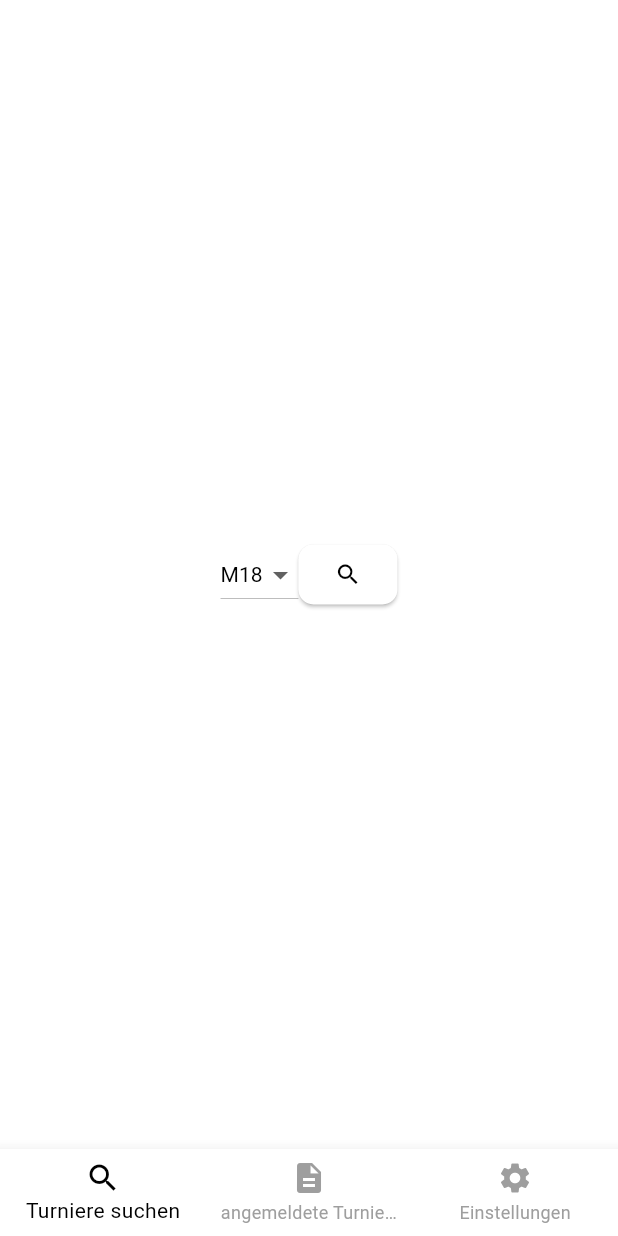
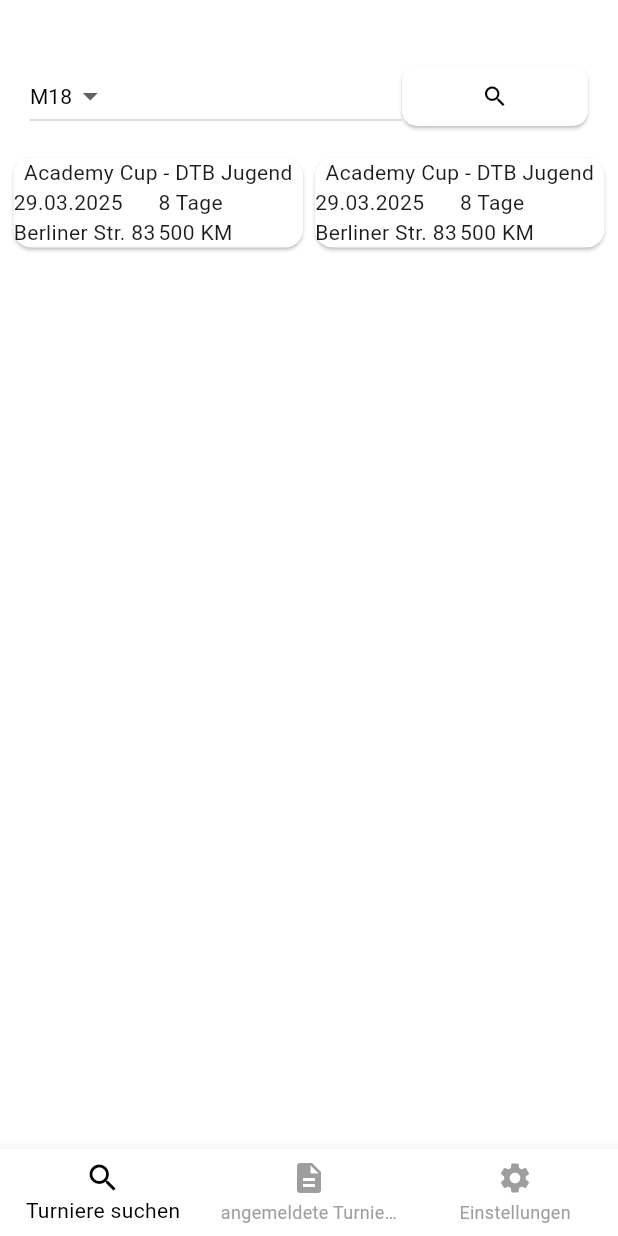
Before and after one commit to alexiiko/tennis-tournament-application, a Flutter app: the screen it shows after launch, on a phone screen of 412 x 824 dp. Run offline on Flutter 3.47's test engine with Material 3 defaults, Android fonts, the phone set to English and light mode, and no system bars.

Commit message:
added dummy widgets / layout for showing what the page looks like

```diff
--- a/src/frontend/lib/pages/search_tournaments_page.dart
+++ b/src/frontend/lib/pages/search_tournaments_page.dart
@@ -10,14 +10,79 @@
 class _SearchTournamentsPageState extends State<SearchTournamentsPage> {
     @override
     Widget build(BuildContext context) {
-    return (
-            Center(
-                child: Row(
-                    mainAxisAlignment: MainAxisAlignment.center,
+        return Scaffold(
+            body: SingleChildScrollView(
+                child: Column(
                     children: [
-                    AgeClassesDropdownMenu(),
-                    SearchButton()
-                    ]
+                        Container(
+                            padding: EdgeInsets.only(top: 40, right: 20, left: 20),
+                            child: Row(
+                                children: [
+                                    Expanded(flex: 2, child: AgeClassesDropdownMenu(),),
+                                    Expanded(flex: 1, child: SearchButton(),)
+                                ],
+                            ),
+                        ),
+                        Container(
+                        padding: EdgeInsets.only(bottom: 20, top: 13, left: 5, right: 5),
+                            child: Row(
+                                children: [
+                                    Expanded(
+                                        child: Column(
+                                            children: [
+                                                Card(
+                                                    color: Colors.white,
+                                                    child: Column(
+                                                        children: [
+                                                            Text("Academy Cup - DTB Jugend"),
+                                                            Row(
+                                                                children: [
+                                                                    Expanded(flex: 1, child: Text("29.03.2025")),
+                                                                    Expanded(flex: 1, child: Text("8 Tage"))
+                                                                ],
+                                                            ),
+                                                            Row(
+                                                                children: [
+                                                                    Expanded(flex: 1, child: Text("Berliner Str. 83")),
+                                                                    Expanded(flex: 1, child: Text("500 KM"))
+                                                                ],
+                                                            )
+                                                        ],
+                                                    ),
+                                                )
+                                            ],
+                                        ),
+                                    ),
+                                    Expanded(
+                                        child: Column(
+                                            children: [
+                                                Card(
+                                                    color: Colors.white,
+                                                    child: Column(
+                                                        children: [
+                                                            Text("Academy Cup - DTB Jugend"),
+                                                            Row(
+                                                                children: [
+                                                                    Expanded(flex: 1, child: Text("29.03.2025")),
+                                                                    Expanded(flex: 1, child: Text("8 Tage"))
+                                                                ],
+                                                            ),
+                                                            Row(
+                                                                children: [
+                                                                    Expanded(flex: 1, child: Text("Berliner Str. 83")),
+                                                                    Expanded(flex: 1, child: Text("500 KM"))
+                                                                ],
+                                                            )
+                                                        ],
+                                                    ),
+                                                )
+                                            ],
+                                        ),
+                                    ),
+                                ],
+                            ),
+                        )
+                    ],
                 ),
             )
         );
@@ -43,7 +108,7 @@
                     currentAgeClass = otherAgeClass!;
                 });
             },
-            items: <String>['M18', 'M16', 'M14', 'M13']
+            items: <String>['M18', 'M16', 'M14', 'M13', 'M12', 'M11', 'W18', 'W16', 'W14', 'W13', 'W12', 'W11']
               .map<DropdownMenuItem<String>>((String value) {
             return DropdownMenuItem<String>(
               value: value,
```
